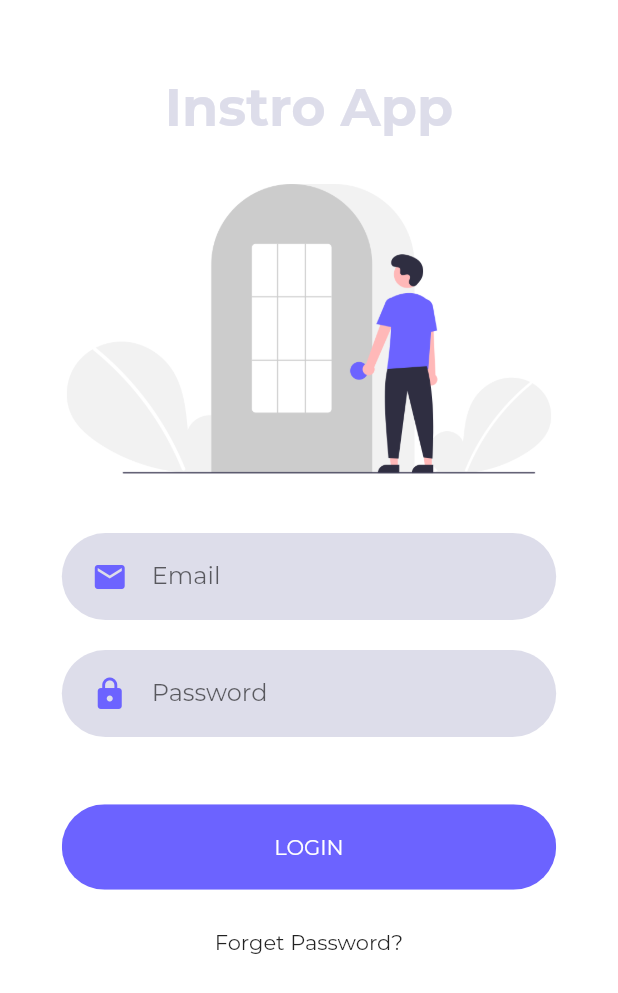
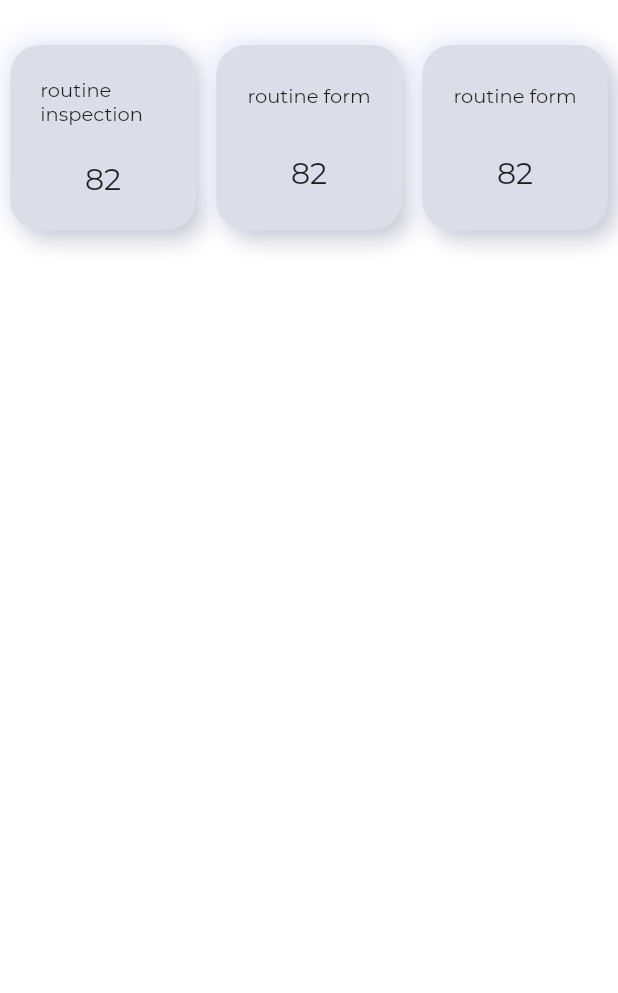
Before and after one commit to latiefM/InstroApp, a Flutter app: the screen it shows after launch, after a tap on "LOGIN", on a phone screen of 412 x 824 dp. Shown: the top 993 px of the screen. Run offline on Flutter 3.47's test engine with Material 2 defaults, Android fonts, the phone set to English and light mode, and no system bars; drawn by our look-alikes of clay_containers.

Commit message:
add home screen

```diff
--- a/lib/route.dart
+++ b/lib/route.dart
@@ -1,6 +1,7 @@
 import 'package:flutter/material.dart';
 import 'package:instro/screen/forget_password_screen/component/body.dart';
 import 'package:instro/screen/forget_password_screen/forget_sent.dart';
+import 'package:instro/screen/home/home.dart';
 import 'package:instro/screen/login_screen/login_screen.dart';
 import 'package:instro/screen/forget_password_screen/forget_password.dart';
 
@@ -9,4 +10,5 @@ final Map<String, WidgetBuilder> routes = {
   LoginScreen.routeName: (context) => LoginScreen(),
   ForgetPassword.routeName: (context) => ForgetPassword(),
   ForgetSent.routeName: (context) => ForgetSent(),
+  HomePage.routeName: (context) => HomePage(),
 };
--- a/lib/screen/forget_password_screen/forget_sent.dart
+++ b/lib/screen/forget_password_screen/forget_sent.dart
@@ -22,7 +22,21 @@ class ForgetSent extends StatelessWidget {
         ),
         title: Text("Back"),
       ),
-      body: Center(child: Text("Check your email inbox")),
+      body: Center(
+          child: Column(
+        children: <Widget>[
+          SizedBox(height: SizeConfig.screenHeight * 0.05),
+          Image(
+            image: AssetImage('assets/graphics/splash2.png'),
+          ),
+          Text(
+            "Check your email inbox...",
+            style: TextStyle(
+              fontSize: 20,
+            ),
+          ),
+        ],
+      )),
     );
   }
 }
--- /dev/null
+++ b/lib/screen/home/component/body.dart
@@ -0,0 +1,40 @@
+import 'package:flutter/material.dart';
+import 'package:instro/screen/home/component/clay_card.dart';
+import 'package:instro/constants.dart';
+
+class Body extends StatelessWidget {
+  @override
+  Widget build(BuildContext context) {
+    Size size = MediaQuery.of(context).size;
+    return Scaffold(
+      body: SafeArea(
+        child: Container(
+          child: Column(
+            children: <Widget>[
+              SizedBox(
+                height: 30,
+              ),
+              Row(
+                mainAxisAlignment: MainAxisAlignment.spaceAround,
+                children: [
+                  ClayCard(
+                    title: "routine inspection",
+                    content: "82",
+                  ),
+                  ClayCard(
+                    title: "routine form",
+                    content: "82",
+                  ),
+                  ClayCard(
+                    title: "routine form",
+                    content: "82",
+                  ),
+                ],
+              ),
+            ],
+          ),
+        ),
+      ),
+    );
+  }
+}
--- /dev/null
+++ b/lib/screen/home/component/clay_card.dart
@@ -0,0 +1,48 @@
+import 'package:clay_containers/clay_containers.dart';
+import 'package:flutter/material.dart';
+
+import '../../../constants.dart';
+
+class ClayCard extends StatelessWidget {
+  final String title, content, sub;
+
+  ClayCard({this.title, this.content, this.sub});
+
+  @override
+  Widget build(BuildContext context) {
+    Size size = MediaQuery.of(context).size;
+    return ClayContainer(
+      color: kPrimaryLightColor,
+      height: MediaQuery.of(context).size.height * 0.15,
+      width: MediaQuery.of(context).size.width * 0.30,
+      borderRadius: 20,
+      child: Padding(
+        padding: EdgeInsets.symmetric(vertical: 10, horizontal: 20),
+        child: Container(
+          child: Column(
+            mainAxisAlignment: MainAxisAlignment.spaceAround,
+            children: [
+              Text(
+                title,
+                style: TextStyle(
+                  fontSize: 13,
+                ),
+              ),
+              Row(
+                mainAxisAlignment: MainAxisAlignment.center,
+                children: [
+                  Text(
+                    content,
+                    style: TextStyle(
+                      fontSize: 20,
+                    ),
+                  ),
+                ],
+              ),
+            ],
+          ),
+        ),
+      ),
+    );
+  }
+}
--- /dev/null
+++ b/lib/screen/home/home.dart
@@ -0,0 +1,12 @@
+import 'package:flutter/material.dart';
+import 'package:instro/screen/home/component/body.dart';
+
+class HomePage extends StatelessWidget {
+  static String routeName = "/home";
+  @override
+  Widget build(BuildContext context) {
+    return Scaffold(
+      body: Body(),
+    );
+  }
+}
--- a/lib/screen/login_screen/components/body.dart
+++ b/lib/screen/login_screen/components/body.dart
@@ -1,6 +1,7 @@
 import 'package:flutter/material.dart';
 import 'package:instro/constants.dart';
 import 'package:instro/screen/forget_password_screen/forget_password.dart';
+import 'package:instro/screen/home/home.dart';
 //import 'package:instro/screen/components/background.dart';
 import 'package:instro/screen/login_screen/components/rounded_input_field.dart';
 import 'package:instro/screen/login_screen/components/rounded_password_field.dart';
@@ -11,7 +12,6 @@ class Body extends StatelessWidget {
   Widget build(BuildContext context) {
     Size size = MediaQuery.of(context).size;
     return Scaffold(
-      //backgroundColor: kSecondaryColor,
       body: SafeArea(
         child: SingleChildScrollView(
           child: Padding(
@@ -38,7 +38,9 @@ class Body extends StatelessWidget {
                 SizedBox(height: size.height * 0.03),
                 RoundedButton(
                   text: "LOGIN",
-                  press: () {},
+                  press: () {
+                    Navigator.pushNamed(context, HomePage.routeName);
+                  },
                 ),
                 SizedBox(height: size.height * 0.02),
                 InkWell(
--- a/pubspec.yaml
+++ b/pubspec.yaml
@@ -32,6 +32,7 @@ dependencies:
   flutter_svg: ^0.19.0
   provider: ^4.3.1
   page_transition: ^1.1.7+2
+  clay_containers: ^0.2.2
 
 dev_dependencies:
   flutter_test:
```
Also changed, not shown: pubspec.lock.
